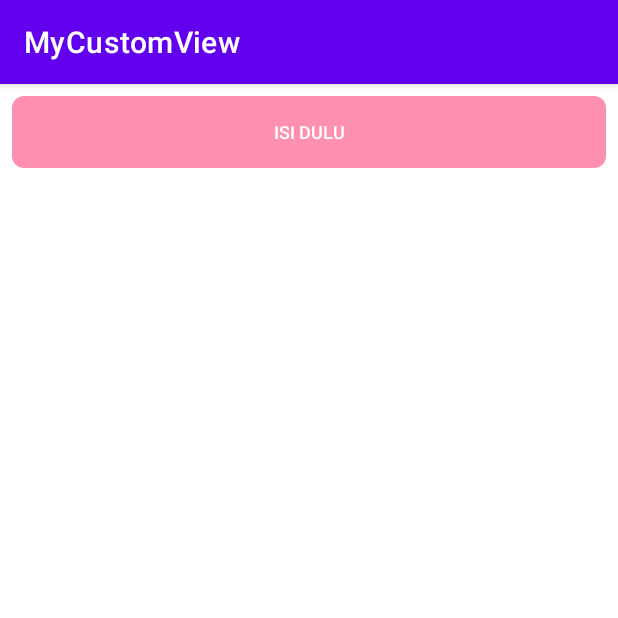
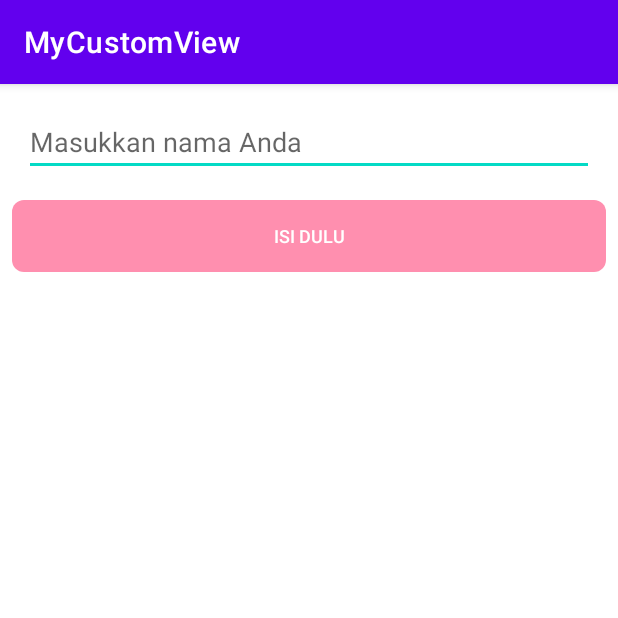
Before and after one commit to yayanrw/MyCustomView, an Android app: the screen it shows after launch (MainActivity), on a phone screen of 412 x 824 dp, the top half of it. Run offline under Robolectric (Android 15) with nearby library versions, the phone set to English and light mode, and no system bars.

Commit message:
MainActivity.kt

```diff
--- a/app/src/main/java/com/example/mycustomview/MainActivity.kt
+++ b/app/src/main/java/com/example/mycustomview/MainActivity.kt
@@ -2,10 +2,44 @@ package com.example.mycustomview
 
 import androidx.appcompat.app.AppCompatActivity
 import android.os.Bundle
+import android.text.Editable
+import android.text.TextWatcher
+import android.view.View
+import android.widget.Toast
 
 class MainActivity : AppCompatActivity() {
+    private lateinit var myButton: MyButton
+    private lateinit var myEditText: MyEditText
+
     override fun onCreate(savedInstanceState: Bundle?) {
         super.onCreate(savedInstanceState)
         setContentView(R.layout.activity_main)
+
+        myButton = findViewById(R.id.my_button)
+        myEditText = findViewById(R.id.my_edit_text)
+        setMyButtonEnable()
+
+        myEditText.addTextChangedListener(object : TextWatcher {
+            override fun beforeTextChanged(s: CharSequence?, start: Int, count: Int, after: Int) {
+            }
+
+            override fun onTextChanged(s: CharSequence?, start: Int, before: Int, count: Int) {
+                setMyButtonEnable()
+            }
+
+            override fun afterTextChanged(s: Editable?) {
+            }
+        })
+
+        myButton.setOnClickListener(object : View.OnClickListener {
+            override fun onClick(v: View?) {
+                Toast.makeText(this@MainActivity, myEditText.text, Toast.LENGTH_SHORT).show()
+            }
+        })
+    }
+
+    private fun setMyButtonEnable() {
+        val result = myEditText.text
+        myButton.isEnabled = result != null && result.toString().isNotEmpty()
     }
 }
--- a/app/src/main/res/layout/activity_main.xml
+++ b/app/src/main/res/layout/activity_main.xml
@@ -6,16 +6,30 @@
     android:layout_height="match_parent"
     tools:context=".MainActivity">
 
+    <com.example.mycustomview.MyEditText
+        android:id="@+id/my_edit_text"
+        android:layout_width="0dp"
+        android:layout_height="wrap_content"
+        android:layout_gravity="start"
+        android:layout_marginStart="16dp"
+        android:layout_marginTop="16dp"
+        android:layout_marginEnd="16dp"
+        app:layout_constraintEnd_toEndOf="parent"
+        app:layout_constraintHorizontal_bias="0.0"
+        app:layout_constraintStart_toStartOf="parent"
+        app:layout_constraintTop_toTopOf="parent" />
+
     <com.example.mycustomview.MyButton
         android:id="@+id/my_button"
         android:layout_width="0dp"
         android:layout_height="wrap_content"
+        android:layout_marginStart="8dp"
+        android:layout_marginTop="16dp"
+        android:layout_marginEnd="8dp"
         android:enabled="false"
-        android:layout_marginStart="8dp"
-        android:layout_marginTop="8dp"
-        android:layout_marginEnd="8dp"
         app:layout_constraintEnd_toEndOf="parent"
+        app:layout_constraintHorizontal_bias="0.0"
         app:layout_constraintStart_toStartOf="parent"
-        app:layout_constraintTop_toTopOf="parent" />
+        app:layout_constraintTop_toBottomOf="@+id/my_edit_text" />
 
 </androidx.constraintlayout.widget.ConstraintLayout>
```
